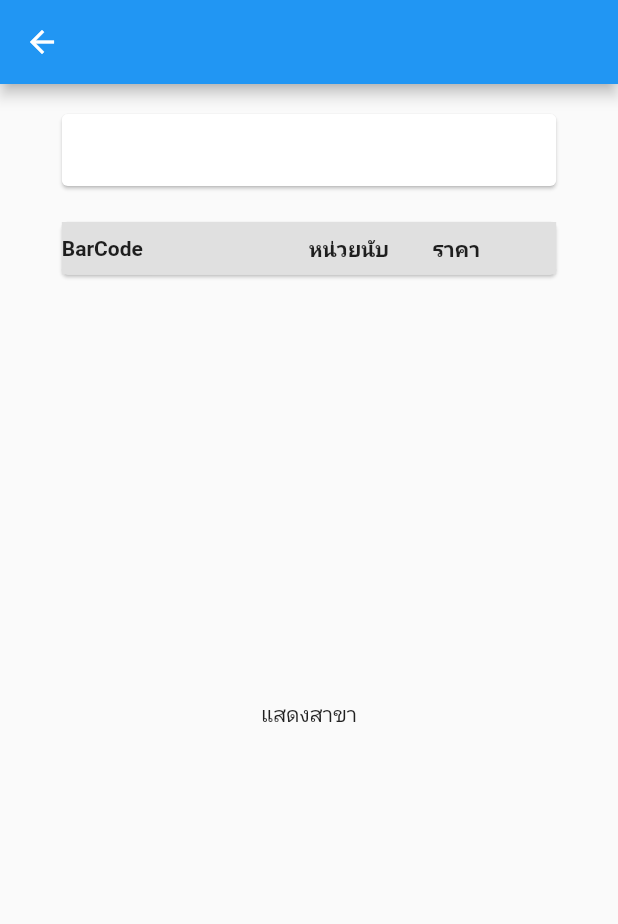
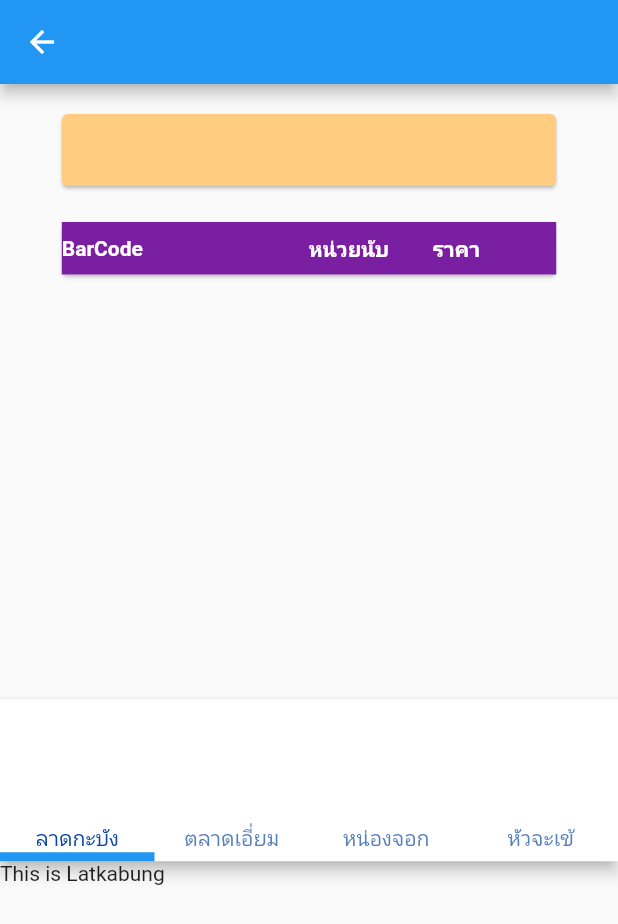
Before and after one commit to masterUNG/RawinPornShop, a Flutter app: the DetailProduct screen opened directly with empty values, on a phone screen of 412 x 824 dp. Shown: the top 924 px of the screen. Run offline on Flutter 3.47's test engine with Material 2 defaults, Android fonts, the phone set to English and light mode, and no system bars; our stand-ins replace dio, flutter_swiper, google_fonts; missing offline and left inert: barcode_scan, fontisto_flutter.

Commit message:
Finish 7Aug

```diff
--- a/lib/utility/my_style.dart
+++ b/lib/utility/my_style.dart
@@ -34,6 +34,13 @@ class MyStyel {
     );
   }
 
+  TextStyle titleH3White() {
+    return TextStyle(color: Colors.white,
+      fontSize: 14.0,
+      fontWeight: FontWeight.bold,
+    );
+  }
+
   TextStyle titleH2white() {
     return TextStyle(
       fontSize: 18.0,
--- a/lib/widget/detail_product.dart
+++ b/lib/widget/detail_product.dart
@@ -74,14 +74,38 @@ class _DetailProductState extends State<DetailProduct> {
 
   Widget buildTabHost() {
     List<Widget> widgets = [Latkabung(), Euamp(), Nongjok(), Hunjakai()];
+    List<Widget> tabWidgets = [
+      Text('ลาดกะบัง'),
+      Text('ตลาดเอี่ยม'),
+      Text('หน่องจอก'),
+      Text('หัวจะเข้')
+    ];
 
     return Container(
-      child: Text('แสดงสาขา'),
+      height: 300,
+      child: DefaultTabController(
+        length: widgets.length,
+        child: Scaffold(
+          appBar: AppBar(
+            backgroundColor: Colors.white,
+            // title: Text('สาขา', style: MyStyel().titleH3(),),
+            leading: SizedBox(),
+            bottom: TabBar(
+              tabs: tabWidgets,
+              labelColor: Colors.blue.shade900,
+              indicatorColor: Colors.blue,
+              indicatorWeight: 6,
+            ),
+          ),
+          body: TabBarView(children: widgets),
+        ),
+      ),
     );
   }
 
   Widget buildText(BuildContext context, String string, String string2) {
     return Card(
+      color: Colors.orange.shade200,
       child: Container(
         padding: EdgeInsets.all(8),
         width: MediaQuery.of(context).size.width * 0.8,
@@ -99,7 +123,7 @@ class _DetailProductState extends State<DetailProduct> {
             Row(
               children: [
                 Container(
-                  width: 150,
+                  width: MediaQuery.of(context).size.width * 0.8 - 20,
                   child: Text(
                     string2,
                     style: TextStyle(color: Colors.blue.shade700),
@@ -122,28 +146,28 @@ class _DetailProductState extends State<DetailProduct> {
           children: <Widget>[
             Container(
               height: 35,
-              decoration: BoxDecoration(color: Colors.grey.shade300),
+              decoration: BoxDecoration(color: Colors.purple.shade700),
               child: Row(
                 children: <Widget>[
                   Expanded(
                     flex: 2,
                     child: Text(
                       'BarCode',
-                      style: MyStyel().titleH3(),
+                      style: MyStyel().titleH3White(),
                     ),
                   ),
                   Expanded(
                     flex: 1,
                     child: Text(
                       'หน่วยนับ',
-                      style: MyStyel().titleH3(),
+                      style: MyStyel().titleH3White(),
                     ),
                   ),
                   Expanded(
                     flex: 1,
                     child: Text(
                       'ราคา',
-                      style: MyStyel().titleH3(),
+                      style: MyStyel().titleH3White(),
                     ),
                   ),
                 ],
```
